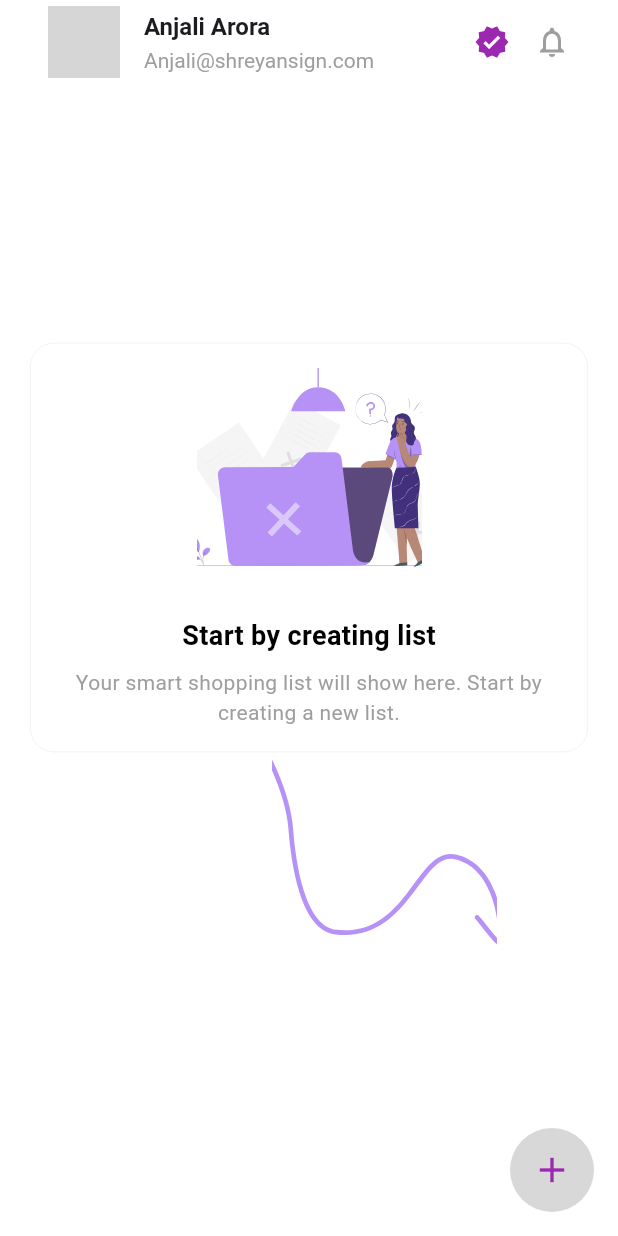
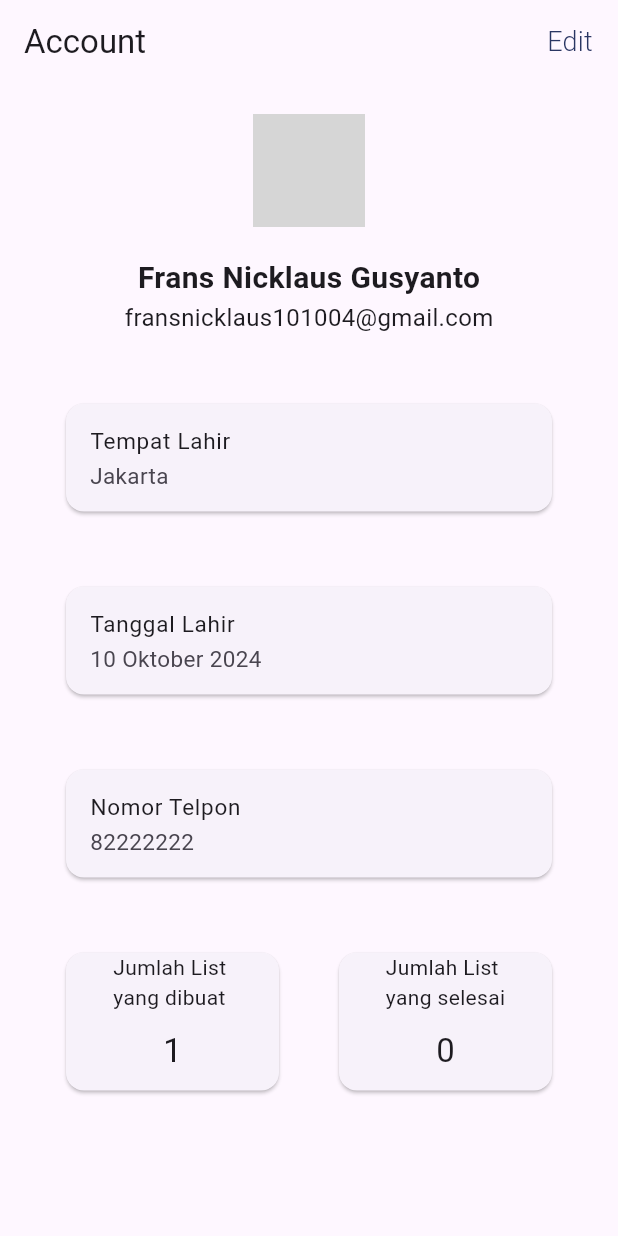
Before and after one commit to jhoniananta/Shopify-Shopping-List-App, a Flutter app: the screen it shows after launch, on a phone screen of 412 x 824 dp. Run offline on Flutter 3.47's test engine with Material 3 defaults, Android fonts, the phone set to English and light mode, and no system bars; our stand-ins replace flutter_svg, font_awesome_flutter; network calls fail; grey boxes are pictures that could not be loaded.

Commit message:
Add Profile Page model and data utk account

```diff
--- /dev/null
+++ b/lib/data/account_data.dart
@@ -0,0 +1,12 @@
+import '../models/account_model.dart';
+
+final List<Account> accounts = [
+  Account(
+      name: 'Frans Nicklaus Gusyanto',
+      email: 'fransnicklaus101004@gmail.com',
+      birthdayDate: '10 Oktober 2024',
+      birthPlace: 'Jakarta',
+      listDone: 0,
+      listMade: 1,
+      phoneNumber: 082222222)
+];
--- a/lib/main.dart
+++ b/lib/main.dart
@@ -1,6 +1,7 @@
 import 'package:flutter/material.dart';
 import 'package:shopify_shopping_list_app/screens/home_list_page.dart';
 import 'package:shopify_shopping_list_app/screens/new_list.dart';
+import 'package:shopify_shopping_list_app/screens/profile_page.dart';
 
 void main() {
   runApp(const MyApp());
@@ -15,10 +16,11 @@ class MyApp extends StatelessWidget {
     return MaterialApp(
       title: 'Flutter Demo',
       theme: ThemeData(
-        colorScheme: ColorScheme.fromSeed(seedColor: Colors.deepPurple),
-        useMaterial3: true,
-      ),
-      home: HomeListPage(),
+          // colorScheme: ColorScheme.fromSeed(seedColor: Colors.deepPurple),
+          // useMaterial3: true,
+          ),
+      // home: HomeListPage(),
+      home: MyProfile(),
     );
   }
 }
--- /dev/null
+++ b/lib/models/account_model.dart
@@ -0,0 +1,18 @@
+class Account {
+  final String name;
+  final String email;
+  final String birthdayDate;
+  final String birthPlace;
+  final int phoneNumber;
+  final int listMade;
+  final int listDone;
+
+  Account(
+      {required this.name,
+      required this.email,
+      required this.birthdayDate,
+      required this.birthPlace,
+      required this.listDone,
+      required this.listMade,
+      required this.phoneNumber});
+}
--- /dev/null
+++ b/lib/screens/profile_page.dart
@@ -0,0 +1,165 @@
+import '../data/account_data.dart';
+import 'package:flutter/material.dart';
+
+class MyProfile extends StatelessWidget {
+  // final Account account;
+
+  // MyProfile({required this.account});
+
+  @override
+  Widget build(BuildContext context) {
+    return Scaffold(
+        appBar: AppBar(
+          title: Text(
+            'Account',
+            textAlign: TextAlign.left,
+          ),
+          actions: [
+            TextButton(
+                style: ButtonStyle(
+                  foregroundColor:
+                      WidgetStateProperty.all<Color>(const Color(0xFF2A3663)),
+                  overlayColor: WidgetStateProperty.resolveWith<Color?>(
+                    (Set<WidgetState> states) {
+                      if (states.contains(WidgetState.hovered)) {
+                        return const Color(0xFFD8DBBD).withOpacity(0.04);
+                      }
+                      if (states.contains(WidgetState.focused) ||
+                          states.contains(WidgetState.pressed)) {
+                        return const Color(0xFFD8DBBD).withOpacity(0.20);
+                      }
+                      return null; // Defer to the widget's default.
+                    },
+                  ),
+                ),
+                onPressed: () {},
+                child: const Text(
+                  'Edit',
+                  style: TextStyle(fontSize: 18, fontWeight: FontWeight.w300),
+                ))
+          ],
+        ),
+        body: Container(
+          height: 675,
+          padding: EdgeInsets.fromLTRB(40, 20, 40, 0.0),
+          child: Column(
+            mainAxisAlignment: MainAxisAlignment.spaceBetween,
+            children: [
+              Center(
+                child: Column(
+                  children: [
+                    SizedBox(
+                      width: 75,
+                      height: 75,
+                      child: Center(
+                        child: ClipOval(
+                          child: Image.network(
+                            'https://via.placeholder.com/75',
+                            width: 75,
+                            height: 75,
+                            fit: BoxFit.cover,
+                          ),
+                        ),
+                      ),
+                    ),
+                    SizedBox(
+                      height: 20,
+                    ),
+                    Text(
+                      accounts[0].name,
+                      style:
+                          TextStyle(fontSize: 20, fontWeight: FontWeight.bold),
+                    ),
+                    Text(
+                      accounts[0].email,
+                      style: TextStyle(
+                          fontSize: 16, fontWeight: FontWeight.normal),
+                    )
+                  ],
+                ),
+              ),
+              Card(
+                child: ListTile(
+                  title: Text(
+                    'Tempat Lahir',
+                    style: TextStyle(fontSize: 15),
+                  ),
+                  subtitle: Text(
+                    accounts[0].birthPlace,
+                    style: TextStyle(fontSize: 15),
+                  ),
+                ),
+              ),
+              Card(
+                child: ListTile(
+                  title: Text(
+                    'Tanggal Lahir',
+                    style: TextStyle(fontSize: 15),
+                  ),
+                  subtitle: Text(
+                    accounts[0].birthdayDate,
+                    style: TextStyle(fontSize: 15),
+                  ),
+                ),
+              ),
+              Card(
+                child: ListTile(
+                  title: Text(
+                    'Nomor Telpon',
+                    style: TextStyle(fontSize: 15),
+                  ),
+                  subtitle: Text(
+                    accounts[0].phoneNumber.toString(),
+                    style: TextStyle(fontSize: 15),
+                  ),
+                ),
+              ),
+              Container(
+                height: 100,
+                child: Row(
+                  mainAxisAlignment: MainAxisAlignment.spaceBetween,
+                  children: [
+                    Container(
+                      width: 150,
+                      child: Card(
+                        child: Column(
+                          children: [
+                            Center(child: Text('Jumlah List \nyang dibuat')),
+                            SizedBox(
+                              height: 10,
+                            ),
+                            Center(
+                                child: Text(
+                              accounts[0].listMade.toString(),
+                              style: TextStyle(fontSize: 22),
+                            ))
+                          ],
+                        ),
+                      ),
+                    ),
+                    Container(
+                      width: 150,
+                      child: Card(
+                        child: Column(
+                          children: [
+                            Center(child: Text('Jumlah List \nyang selesai')),
+                            SizedBox(
+                              height: 10,
+                            ),
+                            Center(
+                                child: Text(
+                              accounts[0].listDone.toString(),
+                              style: TextStyle(fontSize: 22),
+                            ))
+                          ],
+                        ),
+                      ),
+                    ),
+                  ],
+                ),
+              )
+            ],
+          ),
+        ));
+  }
+}
```
